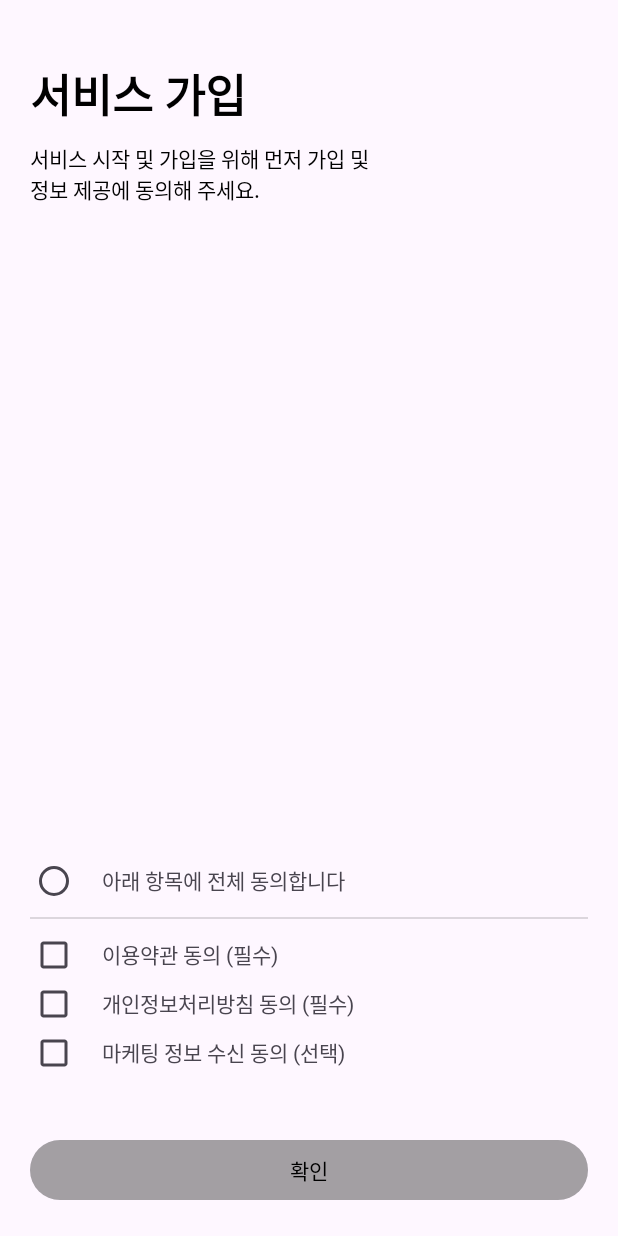
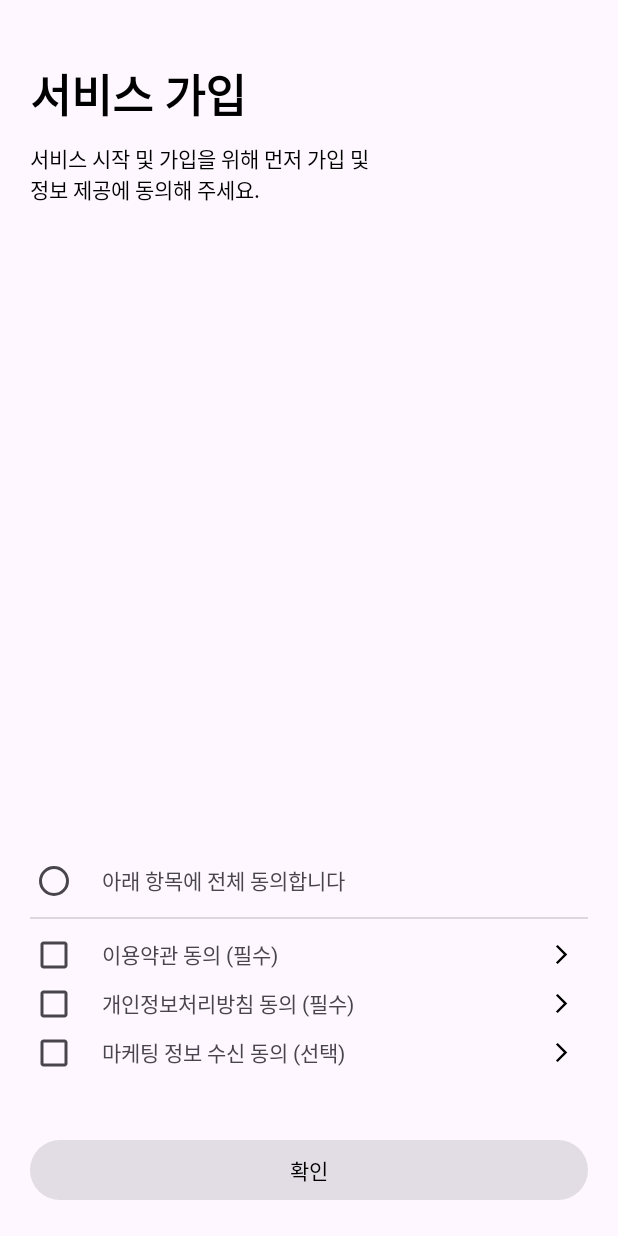
Before and after one commit to projectHeyGongC/heyGongC-android, an Android app: the ActivityJoin screen opened directly, with no data from a screen before it, on a phone screen of 412 x 824 dp. Run offline under Robolectric (Android 15) with nearby library versions, the phone set to English and light mode, and no system bars.

Commit message:
join화면 완료

```diff
--- a/app/src/main/java/com/cctv/heygongc/ActivityJoin.kt
+++ b/app/src/main/java/com/cctv/heygongc/ActivityJoin.kt
@@ -2,12 +2,69 @@ package com.cctv.heygongc
 
 import androidx.appcompat.app.AppCompatActivity
 import android.os.Bundle
+import android.widget.Toast
+import com.cctv.heygongc.databinding.ActivityJoinBinding
 
 class ActivityJoin : AppCompatActivity() {
+    private var mBinding: ActivityJoinBinding? = null
+    private val binding get() = mBinding!!
+    var flagRadioButtonAll = false
+    var flagCheckBoxTerms = false
+    var flagCheckBoxInfo = false
+    var flagCheckBoxMarketing = false
     override fun onCreate(savedInstanceState: Bundle?) {
         super.onCreate(savedInstanceState)
-        setContentView(R.layout.activity_join)
+        mBinding = ActivityJoinBinding.inflate(layoutInflater)
+        setContentView(binding.root)
 
+        binding.imageViewArrowTerms.setOnClickListener {
+//            Toast.makeText(this, "1", Toast.LENGTH_SHORT).show()
+        }
+
+        binding.imageViewArrowInfo.setOnClickListener {
+//            Toast.makeText(this, "2", Toast.LENGTH_SHORT).show()
+        }
+
+        binding.imageViewArrowMarketing.setOnClickListener {
+//            Toast.makeText(this, "3", Toast.LENGTH_SHORT).show()
+        }
+
+        binding.radioButtonAll.setOnClickListener {
+            flagRadioButtonAll = !flagRadioButtonAll
+            binding.radioButtonAll.isChecked = flagRadioButtonAll
+
+            if (flagRadioButtonAll) {
+                binding.checkBoxTerms.isChecked = true
+                binding.checkBoxInfo.isChecked = true
+                binding.checkBoxMarketing.isChecked = true
+            } else {
+                binding.checkBoxTerms.isChecked = false
+                binding.checkBoxInfo.isChecked = false
+                binding.checkBoxMarketing.isChecked = false
+            }
+        }
+
+        binding.checkBoxTerms.setOnCheckedChangeListener { compoundButton, b ->
+            flagCheckBoxTerms = b
+            checkButton()
+        }
+
+        binding.checkBoxInfo.setOnCheckedChangeListener { compoundButton, b ->
+            flagCheckBoxInfo = b
+            checkButton()
+        }
+
+        binding.checkBoxMarketing.setOnCheckedChangeListener { compoundButton, b ->
+            flagCheckBoxMarketing = b
+            checkButton()
+        }
+
+    }
+
+    fun checkButton() {
+        binding.radioButtonAll.isChecked = flagCheckBoxTerms && flagCheckBoxInfo && flagCheckBoxMarketing
+        flagRadioButtonAll = binding.radioButtonAll.isChecked
+        binding.buttonComfirm.isEnabled = flagCheckBoxTerms && flagCheckBoxInfo
 
     }
 }
--- a/app/src/main/java/com/cctv/heygongc/ActivityLogin.kt
+++ b/app/src/main/java/com/cctv/heygongc/ActivityLogin.kt
@@ -20,8 +20,12 @@ class ActivityLogin : AppCompatActivity() {
 
 //        ActivitySplash.setStatusBarTransparent(this)
 
-        binding.buttonMove.setOnClickListener {
+        binding.buttonMoveJoin.setOnClickListener {
             startActivity(Intent(this, ActivityJoin::class.java))
+        }
+
+        binding.buttonMoveMain.setOnClickListener {
+            startActivity(Intent(this, ActivityMain::class.java))
         }
 
         var item = ArrayList<LoginDataViewPager>()
--- /dev/null
+++ b/app/src/main/res/drawable/arrow_forward.xml
@@ -0,0 +1,5 @@
+<vector android:autoMirrored="true" android:height="15dp"
+    android:tint="#000000" android:viewportHeight="24"
+    android:viewportWidth="24" android:width="15dp" xmlns:android="http://schemas.android.com/apk/res/android">
+    <path android:fillColor="@android:color/white" android:pathData="M6.23,20.23l1.77,1.77l10,-10l-10,-10l-1.77,1.77l8.23,8.23z"/>
+</vector>
--- a/app/src/main/res/layout/activity_join.xml
+++ b/app/src/main/res/layout/activity_join.xml
@@ -72,6 +72,16 @@
             app:layout_constraintLeft_toLeftOf="@id/textViewAll"
             app:layout_constraintBaseline_toBaselineOf="@id/checkBoxTerms"/>
 
+        <ImageView
+            android:id="@+id/imageViewArrowTerms"
+            android:layout_width="wrap_content"
+            android:layout_height="wrap_content"
+            app:layout_constraintRight_toRightOf="parent"
+            app:layout_constraintTop_toTopOf="@id/textViewTerms"
+            app:layout_constraintBottom_toBottomOf="@id/textViewTerms"
+            android:src="@drawable/arrow_forward"
+            android:padding="10dp"/>
+
         <CheckBox
             android:id="@+id/checkBoxInfo"
             android:layout_width="wrap_content"
@@ -87,6 +97,16 @@
             android:text="개인정보처리방침 동의 (필수)"
             app:layout_constraintLeft_toLeftOf="@id/textViewAll"
             app:layout_constraintBaseline_toBaselineOf="@id/checkBoxInfo"/>
+
+        <ImageView
+            android:id="@+id/imageViewArrowInfo"
+            android:layout_width="wrap_content"
+            android:layout_height="wrap_content"
+            app:layout_constraintRight_toRightOf="parent"
+            app:layout_constraintTop_toTopOf="@id/textViewInfo"
+            app:layout_constraintBottom_toBottomOf="@id/textViewInfo"
+            android:src="@drawable/arrow_forward"
+            android:padding="10dp"/>
 
         <CheckBox
             android:id="@+id/checkBoxMarketing"
@@ -104,16 +124,26 @@
             app:layout_constraintLeft_toLeftOf="@id/textViewAll"
             app:layout_constraintBaseline_toBaselineOf="@id/checkBoxMarketing"/>
 
+        <ImageView
+            android:id="@+id/imageViewArrowMarketing"
+            android:layout_width="wrap_content"
+            android:layout_height="wrap_content"
+            app:layout_constraintRight_toRightOf="parent"
+            app:layout_constraintTop_toTopOf="@id/textViewMarketing"
+            app:layout_constraintBottom_toBottomOf="@id/textViewMarketing"
+            android:src="@drawable/arrow_forward"
+            android:padding="10dp"/>
+
 
     </androidx.constraintlayout.widget.ConstraintLayout>
 
     <Button
+        android:id="@+id/buttonComfirm"
         android:layout_width="match_parent"
         android:layout_height="wrap_content"
         android:text="확인"
         android:textColor="@color/black"
         android:layout_marginTop="30dp"
-        android:clickable="false"
-        android:backgroundTint="@color/grey"/>
+        android:enabled="false" />
 
 </LinearLayout>
```
Also changed, not shown: app/src/main/res/layout/activity_login.xml (+15 -2 lines).
